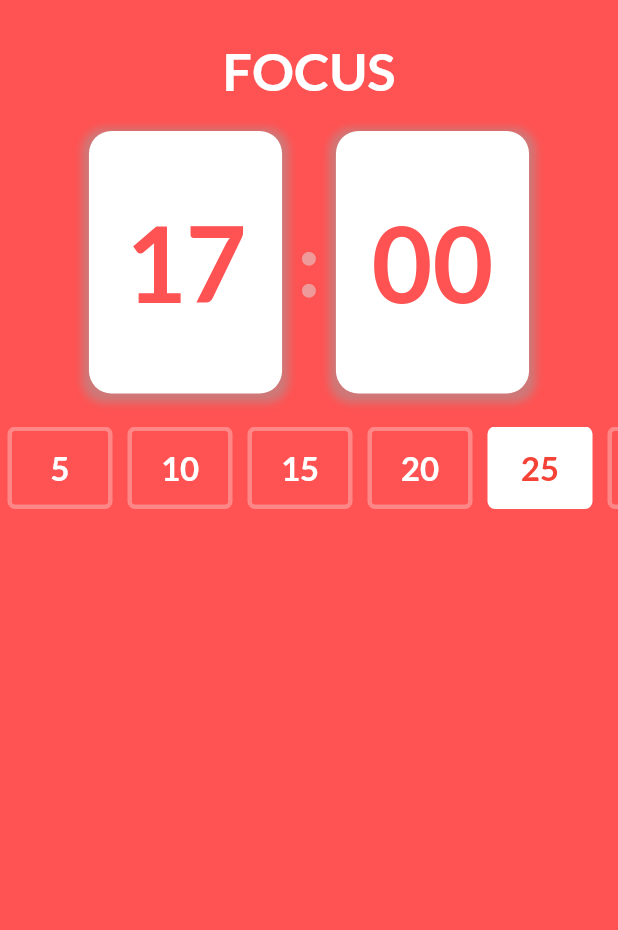
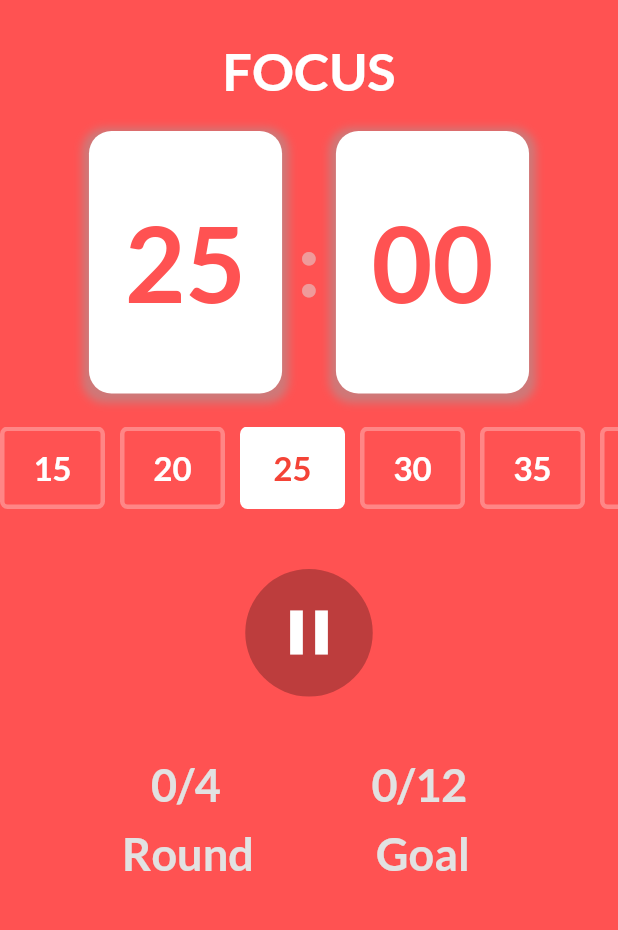
Before and after one commit to radG1t/pomodox, a Flutter app: the screen it shows after launch, on a phone screen of 412 x 824 dp, the part 64-994 px from its top. Run offline on Flutter 3.47's test engine with Material 2 defaults, Android fonts, the phone set to English and light mode, and no system bars; our stand-ins replace google_fonts.

Commit message:
round/goal

```diff
--- a/lib/PomodoroScreen.dart
+++ b/lib/PomodoroScreen.dart
@@ -1,5 +1,7 @@
 import 'package:flutter/material.dart';
 import 'package:pomodox/utils.dart';
+import 'package:pomodox/widgets/progresswidget.dart';
+import 'package:pomodox/widgets/timecontroller.dart';
 import 'package:pomodox/widgets/timeoptions.dart';
 import 'package:pomodox/widgets/timercard.dart';
 
@@ -40,6 +42,14 @@ class PomodoroScreen extends StatelessWidget {
                     height: 22,
                   ),
                   TimeOpstions(),
+                  SizedBox(
+                    height: 40,
+                  ),
+                  TimeController(),
+                  SizedBox(
+                    height: 40,
+                  ),
+                  ProgressWidget(),
                 ],
               ),
             ),
--- /dev/null
+++ b/lib/widgets/progresswidget.dart
@@ -0,0 +1,47 @@
+import 'package:flutter/material.dart';
+import 'package:pomodox/utils.dart';
+
+class ProgressWidget extends StatelessWidget {
+  const ProgressWidget({super.key});
+
+  @override
+  Widget build(BuildContext context) {
+    return Column(
+      children: [
+        Row(
+          mainAxisAlignment: MainAxisAlignment.spaceEvenly,
+          children: [
+            Text(
+              '0/4',
+              style: textStyle(30, const Color.fromARGB(255, 226, 226, 226),
+                  FontWeight.bold),
+            ),
+            Text(
+              '0/12',
+              style: textStyle(
+                  30, Color.fromARGB(255, 226, 226, 226), FontWeight.bold),
+            ),
+          ],
+        ),
+        const SizedBox(
+          height: 10,
+        ),
+        Row(
+          mainAxisAlignment: MainAxisAlignment.spaceEvenly,
+          children: [
+            Text(
+              'Round',
+              style: textStyle(30, const Color.fromARGB(255, 226, 226, 226),
+                  FontWeight.bold),
+            ),
+            Text(
+              'Goal   ',
+              style: textStyle(30, const Color.fromARGB(255, 226, 226, 226),
+                  FontWeight.bold),
+            ),
+          ],
+        ),
+      ],
+    );
+  }
+}
--- /dev/null
+++ b/lib/widgets/timecontroller.dart
@@ -0,0 +1,29 @@
+import 'package:flutter/material.dart';
+
+class TimeController extends StatefulWidget {
+  const TimeController({super.key});
+
+  @override
+  State<TimeController> createState() => _TimeControllerState();
+}
+
+class _TimeControllerState extends State<TimeController> {
+  @override
+  Widget build(BuildContext context) {
+    return Container(
+      width: 85,
+      height: 85,
+      decoration:
+          const BoxDecoration(color: Colors.black26, shape: BoxShape.circle),
+      child: IconButton(
+          onPressed: () {},
+          icon: const Center(
+            child: Icon(
+              Icons.pause,
+              color: Colors.white,
+              size: 50,
+            ),
+          )),
+    );
+  }
+}
--- a/lib/widgets/timeoptions.dart
+++ b/lib/widgets/timeoptions.dart
@@ -8,7 +8,8 @@ class TimeOpstions extends StatelessWidget {
   @override
   Widget build(BuildContext context) {
     return SingleChildScrollView(
-        physics: BouncingScrollPhysics(),
+        controller: ScrollController(initialScrollOffset: 165),
+        physics: const BouncingScrollPhysics(),
         scrollDirection: Axis.horizontal,
         child: Row(
           children: selectableTimes.map((time) {
--- a/lib/widgets/timercard.dart
+++ b/lib/widgets/timercard.dart
@@ -34,7 +34,7 @@ class TimerCard extends StatelessWidget {
                   ]),
               child: Center(
                 child: Text(
-                  '17',
+                  '25',
                   style: textStyle(70, Colors.redAccent, FontWeight.bold),
                 ),
               ),
```
